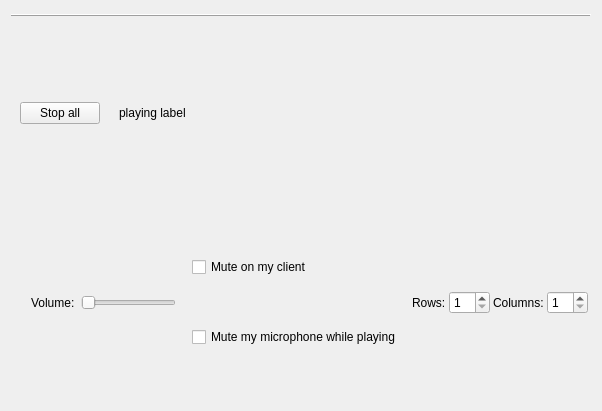
Above: src/config_qt.ui from MGraefe/RP-Soundboard before the change. Below: the same form after it.
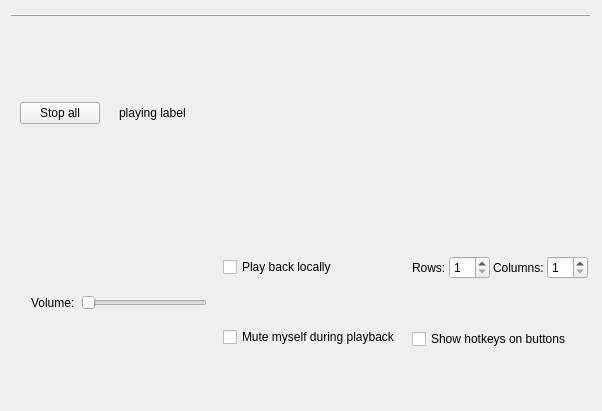
That is the form after the change. Icons and pictures are not drawn.

Commit message: Added option to display hotkeys on buttons

Patch:
```diff
--- a/src/config_qt.ui
+++ b/src/config_qt.ui
@@ -201,14 +201,14 @@
         <item>
          <widget class="QCheckBox" name="cb_mute_locally">
           <property name="text">
-           <string>Mute on my client</string>
+           <string>Play back locally</string>
           </property>
          </widget>
         </item>
         <item>
          <widget class="QCheckBox" name="cb_mute_myself">
           <property name="text">
-           <string>Mute my microphone while playing</string>
+           <string>Mute myself during playback</string>
           </property>
          </widget>
         </item>
@@ -273,6 +273,13 @@
           </item>
          </layout>
         </item>
+        <item>
+         <widget class="QCheckBox" name="cb_show_hotkeys_on_buttons">
+          <property name="text">
+           <string>Show hotkeys on buttons</string>
+          </property>
+         </widget>
+        </item>
        </layout>
       </item>
      </layout>
```
Left out of the diff: 2 changed lines with no effect on the pictures. The commit also changes 4 other files.
